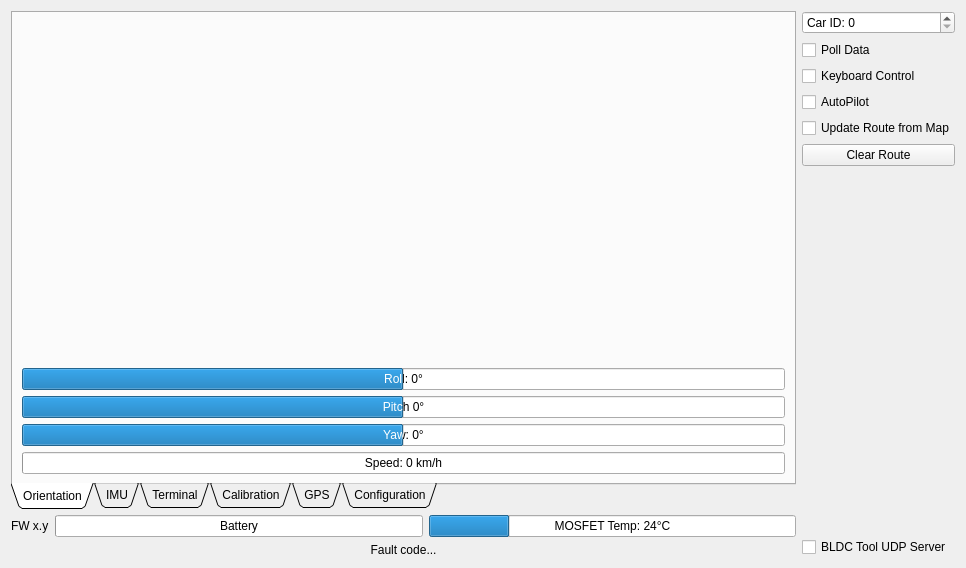
First picture: the form in Linux/RC_Car_Tool/carinterface.ui, repository vedderb/rise_sdvp, before the edit.
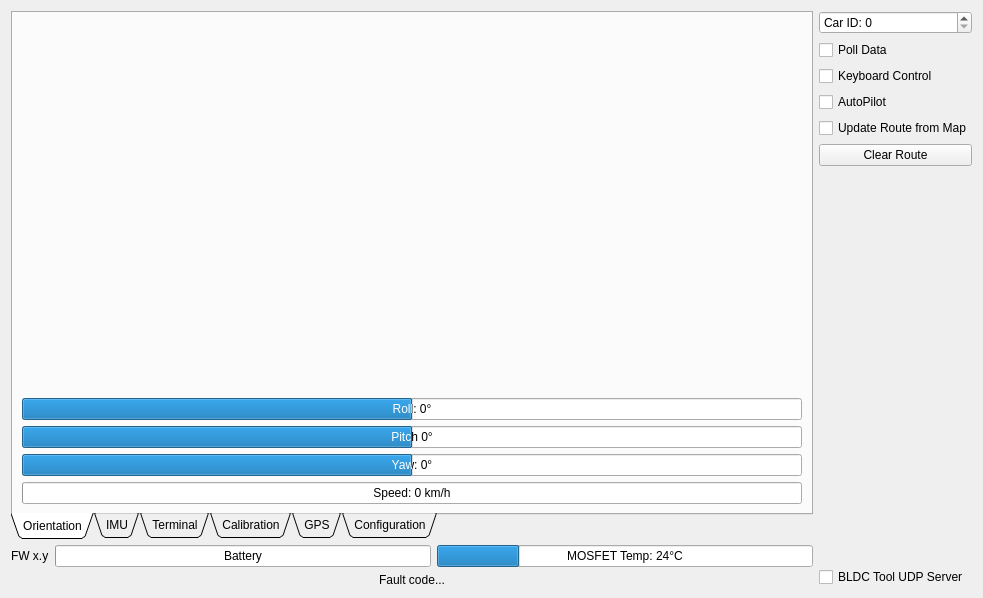
Second picture: the form after the edit. Custom widgets are drawn as their Qt base class.

```diff
--- a/Linux/RC_Car_Tool/carinterface.ui
+++ b/Linux/RC_Car_Tool/carinterface.ui
@@ -6,8 +6,8 @@
    <rect>
     <x>0</x>
     <y>0</y>
-    <width>966</width>
-    <height>568</height>
+    <width>983</width>
+    <height>598</height>
    </rect>
   </property>
   <property name="windowTitle">
```
